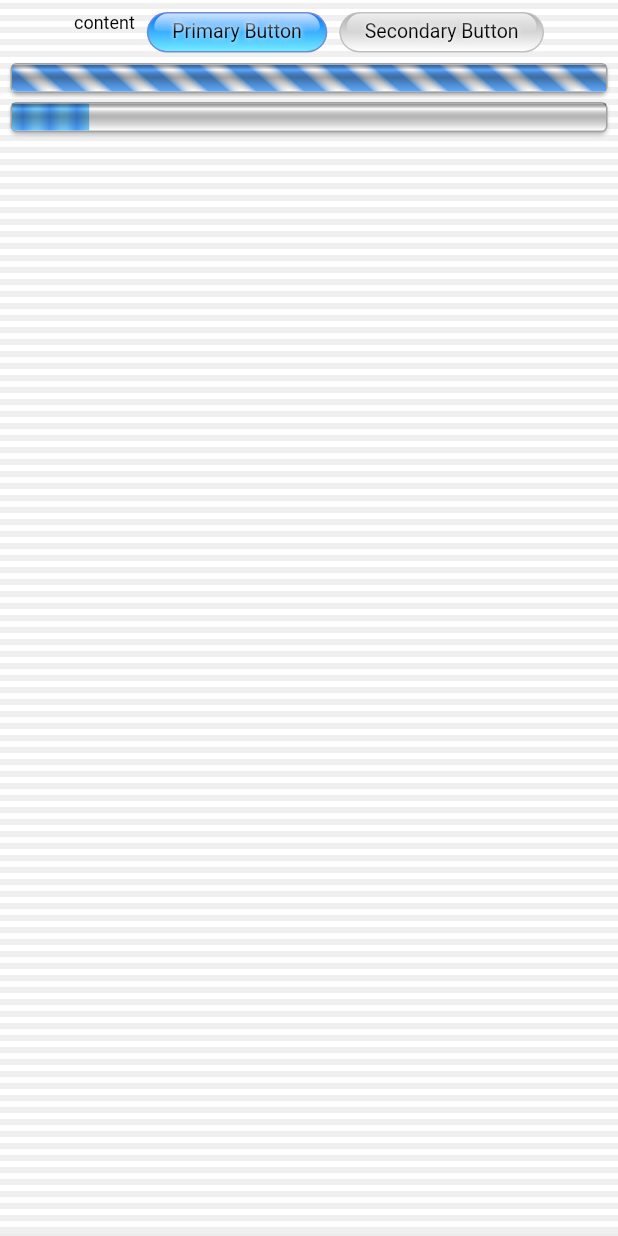
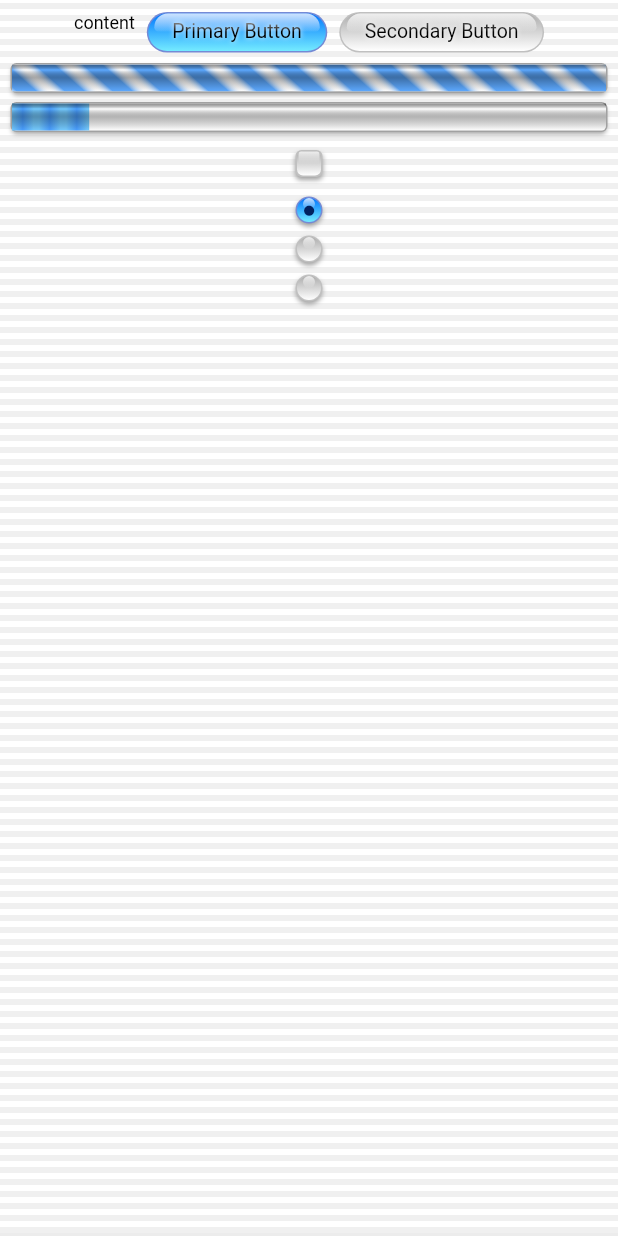
Before and after one commit to jessimalak/aqua_ui, a Flutter app: the screen it shows after launch, on a phone screen of 412 x 824 dp. Run offline on Flutter 3.47's test engine with Material 3 defaults, Android fonts, the phone set to English and light mode, and no system bars; our stand-ins replace flutter_inset_shadow.

Commit message:
add checkbox and radioButton widgets

```diff
--- a/example/lib/main.dart
+++ b/example/lib/main.dart
@@ -26,6 +26,11 @@ class HomeScreen extends StatefulWidget {
 class _HomeScreenState extends State<HomeScreen> {
   double _progress = 0;
   late final Timer _progressTimer;
+
+  bool _checkboxValue = false;
+
+  List<String> _radioOptions = ['One', 'Two', 'Tree'];
+  String _radioOption = 'One';
 
   @override
   void initState() {
@@ -61,12 +66,36 @@ class _HomeScreenState extends State<HomeScreen> {
               spacing: 8,
               children: [
                 Text('content'),
-                AquaButton(child: Text('Primary Button')),
-                AquaButton(secondary: true, child: Text('Secondary Button')),
+                AquaButton(child: Text('Primary Button'), onTap: () {}),
+                AquaButton(
+                  secondary: true,
+                  child: Text('Secondary Button'),
+                  onTap: () {},
+                ),
               ],
             ),
             SizedBox(width: double.infinity, child: ProgressBar()),
-            SizedBox(width: double.infinity, child: ProgressBar(value: _progress)),
+            SizedBox(
+              width: double.infinity,
+              child: ProgressBar(value: _progress),
+            ),
+            AquaCheckbox(
+              value: _checkboxValue,
+              onChanged: (value) {
+                setState(() {
+                  _checkboxValue = value;
+                });
+              },
+            ),
+            ..._radioOptions.map(
+              (option) => AquaRadioButton(
+                value: option,
+                onChanged: (value) {
+                  setState(() => _radioOption = value);
+                },
+                groupValue: _radioOption,
+              ),
+            ),
           ],
         ),
       ),
--- a/lib/aqua_ui.dart
+++ b/lib/aqua_ui.dart
@@ -3,3 +3,5 @@ export 'src/controls/button.dart';
 export 'src/layout/scaffold.dart';
 export 'src/styles/theme.dart';
 export 'src/indicators/progressbar.dart';
+export 'src/controls/checkbox.dart';
+export 'src/controls/radio_button.dart';
--- /dev/null
+++ b/lib/src/controls/checkbox.dart
@@ -0,0 +1,121 @@
+import 'package:aqua_ui/src/styles/colors.dart';
+import 'package:aqua_ui/src/styles/theme/button_style.dart';
+import 'package:aqua_ui/src/styles/theme/global_styles.dart';
+import 'package:flutter/cupertino.dart';
+
+class AquaCheckbox extends StatefulWidget {
+  final bool value;
+  final void Function(bool value)? onChanged;
+  const AquaCheckbox({super.key, required this.value, required this.onChanged});
+
+  static const BorderRadius _radius = BorderRadius.all(Radius.circular(4));
+
+  @override
+  State<AquaCheckbox> createState() => _AquaCheckboxState();
+}
+
+class _AquaCheckboxState extends State<AquaCheckbox> {
+  bool _hover = false;
+  static const double padding = 5;
+  @override
+  Widget build(BuildContext context) {
+    final isEnabled = widget.onChanged != null;
+    final topShine = Positioned(
+      top: 1 + padding,
+      left: 2 + padding,
+      right: 2 + padding,
+      child: DecoratedBox(
+        decoration: BoxDecoration(
+          borderRadius: BorderRadius.vertical(
+            top: Radius.circular(2),
+            bottom: Radius.circular(1),
+          ),
+          gradient: LinearGradient(
+            colors: [
+              Color.fromRGBO(255, 255, 255, 0.8),
+              Color.fromRGBO(255, 255, 255, 0.0),
+            ],
+            begin: Alignment.topCenter,
+            end: Alignment.bottomCenter,
+          ),
+          // boxShadow: [
+          //   BoxShadow(color: Color.fromRGBO(255, 255, 255, 0.5), blurRadius: 3),
+          // ],
+        ),
+        child: SizedBox(height: 8),
+      ),
+    );
+    return GestureDetector(
+      onTap: () {
+        if (!isEnabled) return;
+        widget.onChanged!(!widget.value);
+      },
+      child: MouseRegion(
+        onEnter: (event) => setState(() => _hover = true),
+        onExit: (event) => setState(() => _hover = false),
+        child: Stack(
+          alignment: Alignment.topCenter,
+          children: [
+            Padding(
+              padding: const EdgeInsets.all(padding),
+              child: AnimatedContainer(
+                duration: const Duration(milliseconds: 128),
+                // padding: const EdgeInsets.all(padding),
+                decoration: BoxDecoration(
+                  borderRadius: AquaCheckbox._radius,
+                  gradient:
+                      widget.value
+                          ? ButtonStyle.primaryBorderGradient
+                          : ButtonStyle.secondaryBorderGradient,
+                  boxShadow: [
+                    GlobalStyles.controlsShadow,
+                    if (_hover) ...GlobalStyles.controlsHoverShadow,
+                  ],
+                ),
+                child: Padding(
+                  padding: const EdgeInsets.all(1.0),
+                  child: SizedBox(
+                    height: 16,
+                    width: 16,
+                    child: DecoratedBox(
+                      decoration: BoxDecoration(
+                        borderRadius: AquaCheckbox._radius,
+                        gradient:
+                            widget.value
+                                ? ButtonStyle.primaryBackgroundGradient
+                                : ButtonStyle.secondaryBackgroundGradient,
+                      ),
+                    ),
+                  ),
+                ),
+              ),
+            ),
+            topShine,
+
+            Positioned(
+              right: padding / 23,
+              top: 0,
+              child: AnimatedSwitcher(
+                duration: const Duration(milliseconds: 100),
+                transitionBuilder:
+                    (child, animation) => ScaleTransition(
+                      scale: animation,
+                      alignment: Alignment.center,
+                      child: child,
+                    ),
+                child:
+                    widget.value
+                        ? Icon(
+                          CupertinoIcons.check_mark,
+                          size: 22,
+                          color: AquaColors.darkBlue,
+                        )
+                        : const SizedBox.shrink(),
+              ),
+            ),
+          ],
+        ),
+      ),
+    );
+  }
+}
--- /dev/null
+++ b/lib/src/controls/radio_button.dart
@@ -0,0 +1,110 @@
+import 'package:aqua_ui/src/styles/colors.dart';
+import 'package:aqua_ui/src/styles/theme/button_style.dart';
+import 'package:aqua_ui/src/styles/theme/global_styles.dart';
+import 'package:flutter/cupertino.dart';
+
+class AquaRadioButton<T> extends StatefulWidget {
+  final T? value;
+  final ValueChanged? onChanged;
+  final T? groupValue;
+  const AquaRadioButton({super.key, required this.value, required this.onChanged,  required this.groupValue});
+
+  @override
+  State<AquaRadioButton> createState() => _AquaRadioButtonState();
+}
+
+class _AquaRadioButtonState extends State<AquaRadioButton> {
+  bool _hover = false;
+  bool get selected => widget.groupValue == widget.value;
+  @override
+  Widget build(BuildContext context) {
+
+    final topShine = Positioned(
+      top: 1,
+      left: 2,
+      right: 2,
+      child: DecoratedBox(
+        decoration: BoxDecoration(
+          shape: BoxShape.circle,
+          gradient: LinearGradient(
+            colors: [
+              Color.fromRGBO(255, 255, 255, 0.8),
+              Color.fromRGBO(255, 255, 255, 0.0),
+            ],
+            begin: Alignment.topCenter,
+            end: Alignment.bottomCenter,
+          ),
+          // boxShadow: [
+          //   BoxShadow(color: Color.fromRGBO(255, 255, 255, 0.5), blurRadius: 3),
+          // ],
+        ),
+        child: SizedBox(height: 8),
+      ),
+    );
+    return GestureDetector(
+      onTap: () {
+        if (widget.onChanged == null) return;
+        widget.onChanged!(widget.value);
+      },
+      child: MouseRegion(
+        onEnter: (event) => setState(() => _hover = true),
+        onExit: (event) => setState(() => _hover = false),
+        child: Stack(
+          alignment: Alignment.center,
+          children: [
+            AnimatedContainer(
+              duration: const Duration(milliseconds: 128),
+              // padding: const EdgeInsets.all(padding),
+              decoration: BoxDecoration(
+                shape: BoxShape.circle,
+                gradient:
+                    selected
+                        ? ButtonStyle.primaryBorderGradient
+                        : ButtonStyle.secondaryBorderGradient,
+                boxShadow: [
+                  GlobalStyles.controlsShadow,
+                  if (_hover) ...GlobalStyles.controlsHoverShadow,
+                ],
+              ),
+              child: Padding(
+                padding: const EdgeInsets.all(1.0),
+                child: SizedBox(
+                  height: 16,
+                  width: 16,
+                  child: DecoratedBox(
+                    decoration: BoxDecoration(
+                      shape: BoxShape.circle,
+                      gradient:
+                          selected
+                              ? ButtonStyle.primaryBackgroundGradient
+                              : ButtonStyle.secondaryBackgroundGradient,
+                    ),
+                  ),
+                ),
+              ),
+            ),
+            topShine,
+
+            AnimatedSwitcher(
+              duration: const Duration(milliseconds: 100),
+              transitionBuilder:
+                  (child, animation) => ScaleTransition(
+                    scale: animation,
+                    alignment: Alignment.center,
+                    child: child,
+                  ),
+              child:
+                  selected
+                      ? Icon(
+                        CupertinoIcons.circle_fill,
+                        size: 8,
+                        color: AquaColors.darkBlue,
+                      )
+                      : const SizedBox.shrink(),
+            ),
+          ],
+        ),
+      ),
+    );
+  }
+}
```
